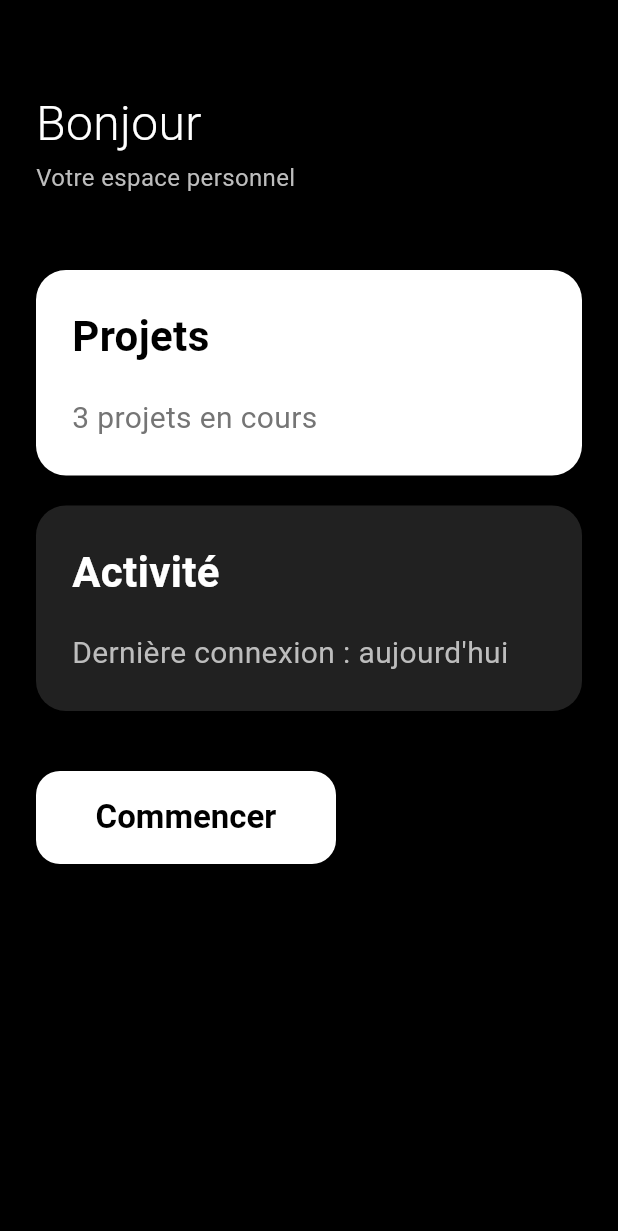
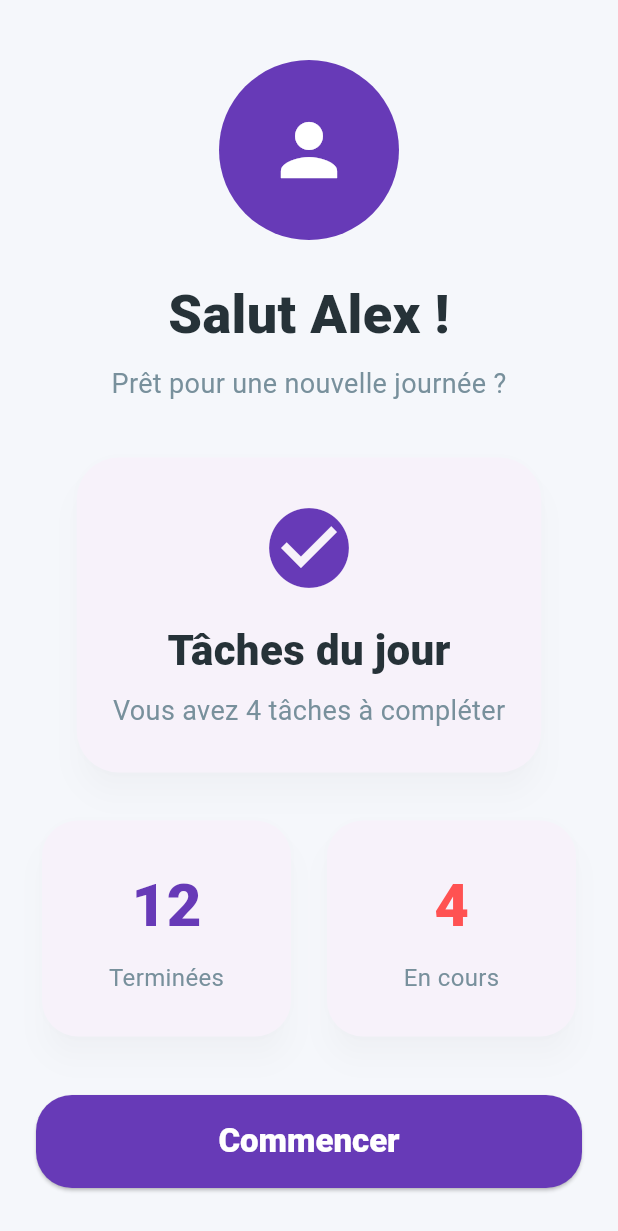
Before and after one commit to Snowlly/Flutter-exo4, a Flutter app: the screen it shows after launch, on a phone screen of 412 x 824 dp. Shown: the top 1231 px of the screen. Run offline on Flutter 3.47's test engine with Material 3 defaults, Android fonts, the phone set to English and light mode, and no system bars.

Commit message:
Initial commit

```diff
--- a/lib/main.dart
+++ b/lib/main.dart
@@ -19,113 +19,166 @@ class HomeScreen extends StatelessWidget {
 
   @override
   Widget build(BuildContext context) {
+    const primary = Colors.deepPurple;
+    final bg = const Color(0xFFF5F7FB);
+
     return Scaffold(
-      backgroundColor: Colors.black,
+      backgroundColor: bg,
       body: SafeArea(
         child: Padding(
-          padding: const EdgeInsets.symmetric(horizontal: 24, vertical: 24),
+          padding: const EdgeInsets.symmetric(horizontal: 24, vertical: 16),
           child: Column(
-            crossAxisAlignment: CrossAxisAlignment.start,
+            crossAxisAlignment: CrossAxisAlignment.center,
             children: [
-              const SizedBox(height: 40),
+              const SizedBox(height: 24),
+              const CircleAvatar(
+                radius: 60,
+                backgroundColor: primary,
+                child: Icon(Icons.person, color: Colors.white, size: 56),
+              ),
+              const SizedBox(height: 24),
               const Text(
-                'Bonjour',
+                'Salut Alex !',
+                textAlign: TextAlign.center,
                 style: TextStyle(
-                  color: Colors.white,
-                  fontSize: 32,
-                  fontWeight: FontWeight.w300,
-                  height: 1.1,
+                  color: Color(0xFF263238),
+                  fontSize: 36,
+                  fontWeight: FontWeight.w800,
                 ),
               ),
               const SizedBox(height: 8),
               Text(
-                'Votre espace personnel',
+                'Prêt pour une nouvelle journée ?',
+                textAlign: TextAlign.center,
+                style: TextStyle(color: Colors.blueGrey.shade400, fontSize: 18),
+              ),
+              const SizedBox(height: 32),
+              Card(
+                elevation: 8,
+                shadowColor: Colors.black12,
+                shape: RoundedRectangleBorder(
+                  borderRadius: BorderRadius.circular(28),
+                ),
+                child: Padding(
+                  padding: const EdgeInsets.symmetric(
+                    horizontal: 24,
+                    vertical: 28,
+                  ),
+                  child: Column(
+                    children: [
+                      const Icon(Icons.check_circle, size: 64, color: primary),
+                      const SizedBox(height: 16),
+                      const Text(
+                        'Tâches du jour',
                         style: TextStyle(
-                  color: Colors.grey.shade400,
-                  fontSize: 16,
+                          fontSize: 28,
+                          fontWeight: FontWeight.w800,
+                          color: Color(0xFF263238),
                         ),
                       ),
-              const SizedBox(height: 50),
-              Container(
-                width: double.infinity,
-                padding: const EdgeInsets.all(24),
-                decoration: BoxDecoration(
-                  color: Colors.white,
-                  borderRadius: BorderRadius.circular(20),
-                ),
-                child: Column(
-                  crossAxisAlignment: CrossAxisAlignment.start,
-                  children: [
-                    const Text(
-                      'Projets',
+                      const SizedBox(height: 8),
+                      Text(
+                        'Vous avez 4 tâches à compléter',
                         style: TextStyle(
-                        color: Colors.black,
-                        fontSize: 28,
-                        fontWeight: FontWeight.w700,
-                      ),
-                    ),
-                    const SizedBox(height: 20),
-                    Text(
-                      '3 projets en cours',
-                      style: TextStyle(
-                        color: Colors.grey.shade600,
-                        fontSize: 20,
+                          fontSize: 18,
+                          color: Colors.blueGrey.shade400,
                         ),
                       ),
                     ],
                   ),
                 ),
-              const SizedBox(height: 20),
-              Container(
-                width: double.infinity,
-                padding: const EdgeInsets.all(24),
-                decoration: BoxDecoration(
-                  color: Colors.grey[900],
-                  borderRadius: BorderRadius.circular(20),
               ),
+              const SizedBox(height: 24),
+              Row(
+                children: [
+                  Expanded(
+                    child: Card(
+                      elevation: 8,
+                      shadowColor: Colors.black12,
+                      shape: RoundedRectangleBorder(
+                        borderRadius: BorderRadius.circular(24),
+                      ),
+                      child: Padding(
+                        padding: const EdgeInsets.symmetric(vertical: 28),
                         child: Column(
-                  crossAxisAlignment: CrossAxisAlignment.start,
                           children: [
                             const Text(
-                      'Activité',
+                              '12',
                               style: TextStyle(
-                        color: Colors.white,
-                        fontSize: 28,
-                        fontWeight: FontWeight.w700,
+                                fontSize: 40,
+                                fontWeight: FontWeight.w800,
+                                color: primary,
                               ),
                             ),
-                    const SizedBox(height: 20),
+                            const SizedBox(height: 8),
                             Text(
-                      "Dernière connexion : aujourd'hui",
+                              'Terminées',
                               style: TextStyle(
-                        color: Colors.grey.shade400,
-                        fontSize: 20,
+                                fontSize: 16,
+                                color: Colors.blueGrey.shade400,
                               ),
                             ),
                           ],
                         ),
                       ),
-
-              const SizedBox(height: 40),
+                    ),
+                  ),
+                  const SizedBox(width: 16),
+                  Expanded(
+                    child: Card(
+                      elevation: 8,
+                      shadowColor: Colors.black12,
+                      shape: RoundedRectangleBorder(
+                        borderRadius: BorderRadius.circular(24),
+                      ),
+                      child: Padding(
+                        padding: const EdgeInsets.symmetric(vertical: 28),
+                        child: Column(
+                          children: [
+                            const Text(
+                              '4',
+                              style: TextStyle(
+                                fontSize: 40,
+                                fontWeight: FontWeight.w800,
+                                color: Colors.redAccent,
+                              ),
+                            ),
+                            const SizedBox(height: 8),
+                            Text(
+                              'En cours',
+                              style: TextStyle(
+                                fontSize: 16,
+                                color: Colors.blueGrey.shade400,
+                              ),
+                            ),
+                          ],
+                        ),
+                      ),
+                    ),
+                  ),
+                ],
+              ),
+              const Spacer(),
               SizedBox(
-                width: 200,
+                width: double.infinity,
                 child: ElevatedButton(
                   onPressed: () {},
                   style: ElevatedButton.styleFrom(
-                    backgroundColor: Colors.white,
-                    foregroundColor: Colors.black,
+                    backgroundColor: primary,
+                    foregroundColor: Colors.white,
                     padding: const EdgeInsets.symmetric(vertical: 18),
                     shape: RoundedRectangleBorder(
-                      borderRadius: BorderRadius.circular(16),
+                      borderRadius: BorderRadius.circular(24),
                     ),
                     textStyle: const TextStyle(
                       fontSize: 22,
-                      fontWeight: FontWeight.w700,
+                      fontWeight: FontWeight.w800,
                     ),
                   ),
                   child: const Text('Commencer'),
                 ),
               ),
+              const SizedBox(height: 16),
             ],
           ),
         ),
```
Lines whose indentation alone changed are shown as unchanged.
